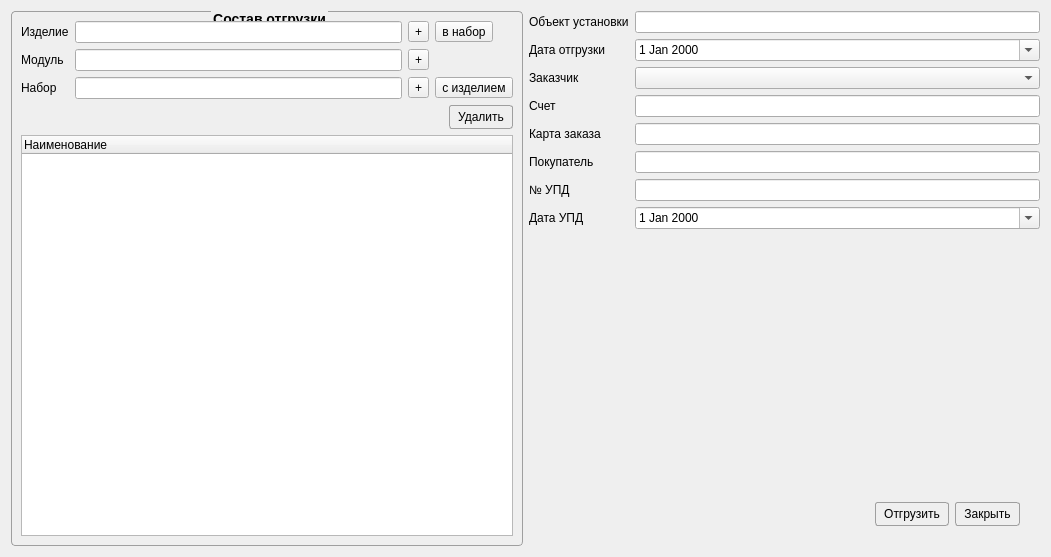
AlexeyScherbakov2021/Remont2, file Remont/shipwindow.ui: the form before one commit.
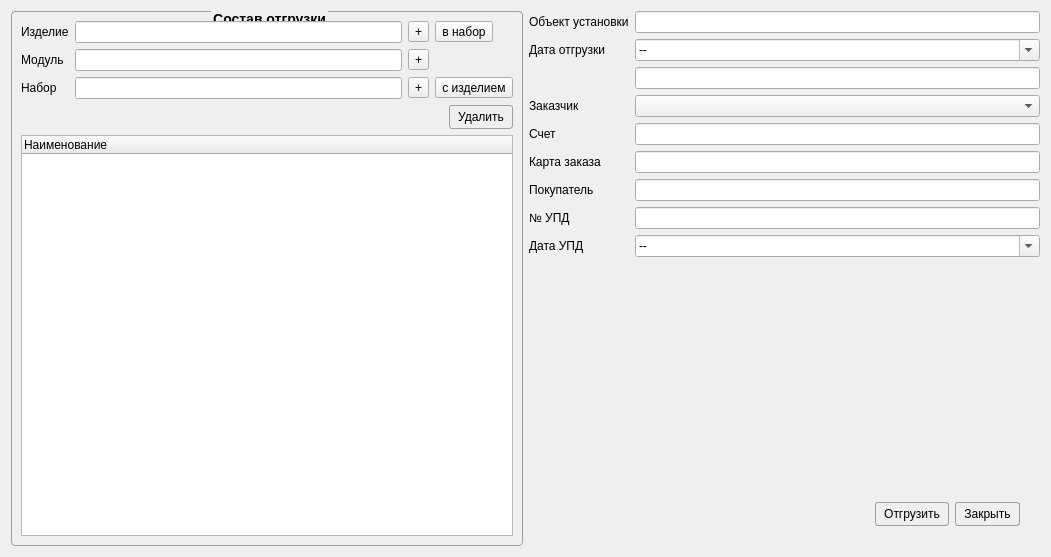
The form after the commit. Icons and pictures are not drawn.

```diff
--- a/Remont/shipwindow.ui
+++ b/Remont/shipwindow.ui
@@ -232,74 +232,150 @@
          </property>
         </widget>
        </item>
-       <item row="1" column="1">
-        <widget class="QDateEdit" name="deDateOut">
-         <property name="calendarPopup">
-          <bool>true</bool>
-         </property>
-        </widget>
-       </item>
-       <item row="2" column="0">
+       <item row="4" column="0">
         <widget class="QLabel" name="label_8">
          <property name="text">
           <string>Заказчик</string>
          </property>
         </widget>
        </item>
-       <item row="2" column="1">
+       <item row="4" column="1">
         <widget class="QComboBox" name="cbCusomer"/>
        </item>
-       <item row="3" column="0">
+       <item row="6" column="0">
         <widget class="QLabel" name="label_9">
          <property name="text">
           <string>Счет</string>
          </property>
         </widget>
        </item>
-       <item row="3" column="1">
+       <item row="6" column="1">
         <widget class="QLineEdit" name="leSchet"/>
        </item>
-       <item row="4" column="0">
+       <item row="7" column="0">
         <widget class="QLabel" name="label_10">
          <property name="text">
           <string>Карта заказа</string>
          </property>
         </widget>
        </item>
-       <item row="4" column="1">
+       <item row="7" column="1">
         <widget class="QLineEdit" name="leCardOrder"/>
        </item>
-       <item row="5" column="0">
+       <item row="8" column="0">
         <widget class="QLabel" name="label_11">
          <property name="text">
           <string>Покупатель</string>
          </property>
         </widget>
        </item>
-       <item row="5" column="1">
+       <item row="8" column="1">
         <widget class="QLineEdit" name="leBuyer"/>
        </item>
-       <item row="6" column="0">
+       <item row="10" column="0">
         <widget class="QLabel" name="label_12">
          <property name="text">
           <string>№ УПД</string>
          </property>
         </widget>
        </item>
-       <item row="6" column="1">
+       <item row="10" column="1">
         <widget class="QLineEdit" name="leNumUPD"/>
        </item>
-       <item row="7" column="0">
+       <item row="11" column="0">
         <widget class="QLabel" name="label_13">
          <property name="text">
           <string>Дата УПД</string>
          </property>
         </widget>
        </item>
-       <item row="7" column="1">
+       <item row="11" column="1">
         <widget class="QDateEdit" name="deDateUPD">
+         <property name="specialValueText">
+          <string>--</string>
+         </property>
+         <property name="showGroupSeparator" stdset="0">
+          <bool>false</bool>
+         </property>
+         <property name="dateTime">
+          <datetime>
+           <hour>0</hour>
+           <minute>0</minute>
+           <second>0</second>
+           <year>2000</year>
+           <month>1</month>
+           <day>1</day>
+          </datetime>
+         </property>
+         <property name="time">
+          <time>
+           <hour>0</hour>
+           <minute>0</minute>
+           <second>0</second>
+          </time>
+         </property>
+         <property name="minimumDate">
+          <date>
+           <year>2000</year>
+           <month>1</month>
+           <day>1</day>
+          </date>
+         </property>
+         <property name="minimumTime">
+          <time>
+           <hour>0</hour>
+           <minute>0</minute>
+           <second>0</second>
+          </time>
+         </property>
+         <property name="currentSection">
+          <enum>QDateTimeEdit::Section::DaySection</enum>
+         </property>
          <property name="calendarPopup">
           <bool>true</bool>
+         </property>
+         <property name="currentSectionIndex">
+          <number>0</number>
+         </property>
+         <property name="timeSpec">
+          <enum>Qt::TimeSpec::LocalTime</enum>
+         </property>
+         <property name="date">
+          <date>
+           <year>2000</year>
+           <month>1</month>
+           <day>1</day>
+          </date>
+         </property>
+        </widget>
+       </item>
+       <item row="3" column="1">
+        <widget class="QLineEdit" name="leTemp"/>
+       </item>
+       <item row="1" column="1">
+        <widget class="QDateEdit" name="deDateOut">
+         <property name="specialValueText">
+          <string>--</string>
+         </property>
+         <property name="showGroupSeparator" stdset="0">
+          <bool>false</bool>
+         </property>
+         <property name="minimumDate">
+          <date>
+           <year>2000</year>
+           <month>1</month>
+           <day>1</day>
+          </date>
+         </property>
+         <property name="calendarPopup">
+          <bool>true</bool>
+         </property>
+         <property name="date">
+          <date>
+           <year>2000</year>
+           <month>1</month>
+           <day>1</day>
+          </date>
          </property>
         </widget>
        </item>
```
Left out of the diff: 1 changed line with no effect on the pictures.
